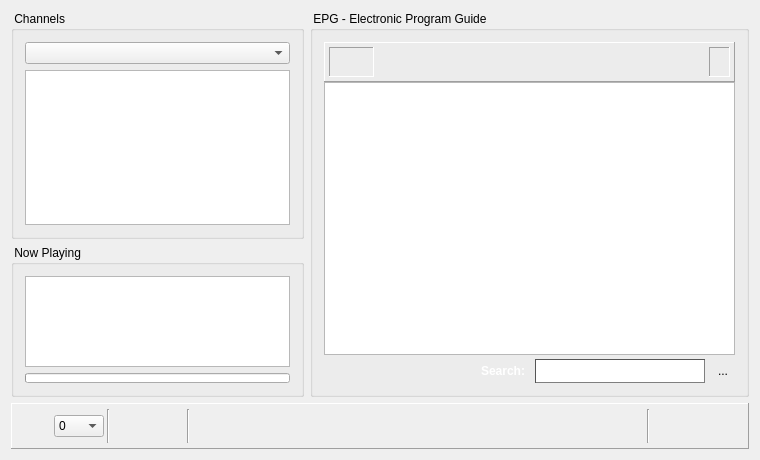
Before: the Qt Designer form vlc-record/recorder.ui in code-google-com/vlc-record, drawn with Qt 5.
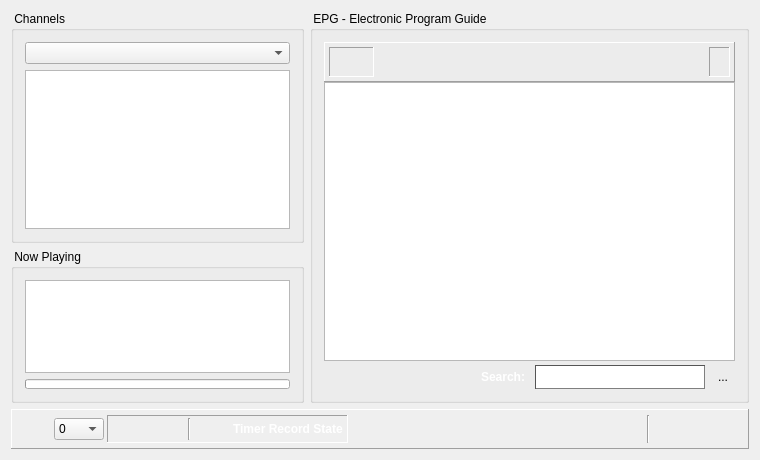
After: the same form once the commit is applied. Icons and pictures are not drawn. Custom widgets are drawn as their Qt base class.

Commit message: group buttons in qframe

Diff of the .ui file:
```diff
--- a/vlc-record/recorder.ui
+++ b/vlc-record/recorder.ui
@@ -446,12 +446,29 @@
        </widget>
       </item>
       <item>
-       <widget class="Line" name="line">
-        <property name="orientation">
-         <enum>Qt::Vertical</enum>
+       <widget class="QFrame" name="frameTimerInfo">
+        <property name="frameShape">
+         <enum>QFrame::Panel</enum>
         </property>
-       </widget>
-      </item>
+        <property name="frameShadow">
+         <enum>QFrame::Sunken</enum>
+        </property>
+        <layout class="QHBoxLayout" name="horizontalLayout_6">
+         <property name="spacing">
+          <number>4</number>
+         </property>
+         <property name="leftMargin">
+          <number>4</number>
+         </property>
+         <property name="topMargin">
+          <number>2</number>
+         </property>
+         <property name="rightMargin">
+          <number>4</number>
+         </property>
+         <property name="bottomMargin">
+          <number>2</number>
+         </property>
       <item>
        <widget class="QPushButton" name="pushPlay">
         <property name="maximumSize">
@@ -565,40 +582,20 @@
        </widget>
       </item>
       <item>
-       <layout class="QVBoxLayout" name="vLayoutLeds">
-        <item>
-         <widget class="QLabel" name="labLedGreen">
-          <property name="maximumSize">
-           <size>
-            <width>16777215</width>
-            <height>18</height>
-           </size>
+          <widget class="QLabel" name="labTimerInfo">
+           <property name="styleSheet">
+            <string notr="true">QLabel#labTimerInfo {
+font-weight: bold;
+color: white;
+}</string>
           </property>
           <property name="text">
-           <string/>
-          </property>
-          <property name="pixmap">
-           <pixmap resource="vlc-record.qrc">:/leds/darkgreen</pixmap>
-          </property>
-         </widget>
-        </item>
-        <item>
-         <widget class="QLabel" name="labLedRed">
-          <property name="maximumSize">
-           <size>
-            <width>16777215</width>
-            <height>18</height>
-           </size>
-          </property>
-          <property name="text">
-           <string/>
-          </property>
-          <property name="pixmap">
-           <pixmap resource="vlc-record.qrc">:/leds/darkred</pixmap>
+            <string>Timer Record State</string>
           </property>
          </widget>
         </item>
        </layout>
+       </widget>
       </item>
       <item>
        <spacer name="horizontalSpacer">
```
Left out of the diff: 2 changed lines with no effect on the pictures. Lines whose indentation alone changed are shown as unchanged. The commit also changes 7 other files.
